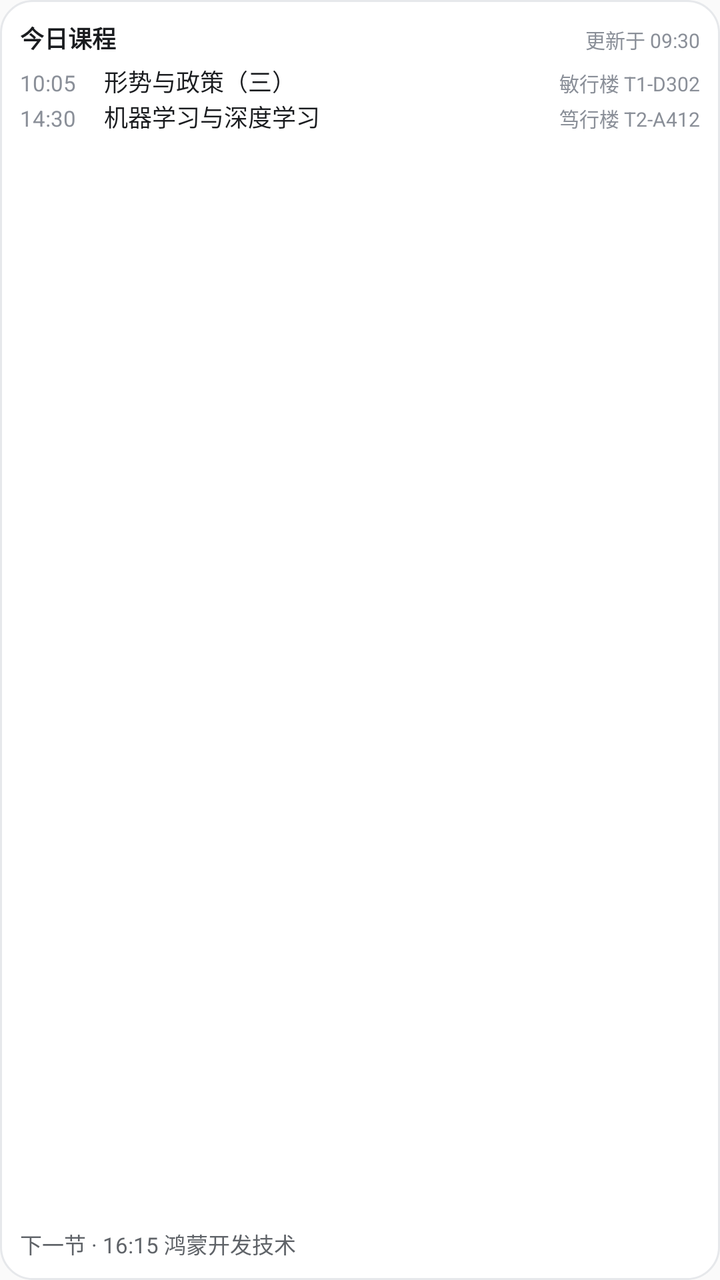
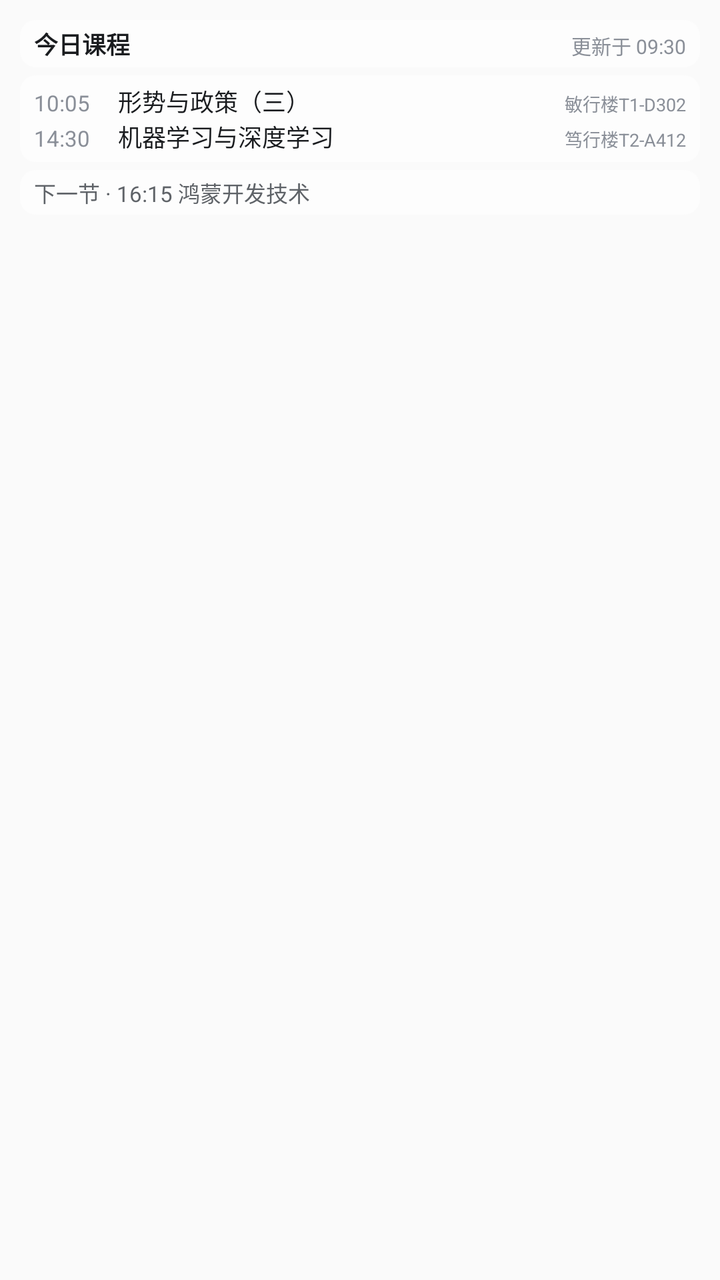

Screens rendered from an Android XML layout before and after an edit, with the pre-edit source and the edit as a unified diff.
<!-- AndroidManifest.xml: application theme AppTheme -->
<!-- res/layout/widget_today_preview.xml -->
<?xml version="1.0" encoding="utf-8"?>
<LinearLayout xmlns:android="http://schemas.android.com/apk/res/android"
    android:layout_width="match_parent"
    android:layout_height="match_parent"
    android:background="@drawable/widget_bg_light"
    android:orientation="vertical"
    android:padding="10dp">

    <LinearLayout
        android:layout_width="match_parent"
        android:layout_height="wrap_content"
        android:orientation="horizontal">

        <TextView
            android:layout_width="0dp"
            android:layout_height="wrap_content"
            android:layout_weight="1"
            android:maxLines="1"
            android:text="今日课程"
            android:textColor="#1A1C1F"
            android:textSize="12sp"
            android:textStyle="bold" />

        <TextView
            android:layout_width="wrap_content"
            android:layout_height="wrap_content"
            android:maxLines="1"
            android:text="更新于 09:30"
            android:textColor="#8A8F98"
            android:textSize="10sp" />
    </LinearLayout>

    <LinearLayout
        android:layout_width="match_parent"
        android:layout_height="wrap_content"
        android:layout_marginTop="4dp"
        android:orientation="horizontal">

        <TextView
            android:layout_width="42dp"
            android:layout_height="wrap_content"
            android:text="10:05"
            android:textColor="#8A8F98"
            android:textSize="11sp" />

        <TextView
            android:layout_width="0dp"
            android:layout_height="wrap_content"
            android:layout_weight="1"
            android:ellipsize="end"
            android:maxLines="1"
            android:text="形势与政策（三）"
            android:textColor="#1A1C1F"
            android:textSize="12sp" />

        <TextView
            android:layout_width="82dp"
            android:layout_height="wrap_content"
            android:ellipsize="end"
            android:gravity="end"
            android:maxLines="1"
            android:text="敏行楼 T1-D302"
            android:textColor="#8A8F98"
            android:textSize="10sp" />
    </LinearLayout>

    <LinearLayout
        android:layout_width="match_parent"
        android:layout_height="wrap_content"
        android:orientation="horizontal">

        <TextView
            android:layout_width="42dp"
            android:layout_height="wrap_content"
            android:text="14:30"
            android:textColor="#8A8F98"
            android:textSize="11sp" />

        <TextView
            android:layout_width="0dp"
            android:layout_height="wrap_content"
            android:layout_weight="1"
            android:ellipsize="end"
            android:maxLines="1"
            android:text="机器学习与深度学习"
            android:textColor="#1A1C1F"
            android:textSize="12sp" />

        <TextView
            android:layout_width="82dp"
            android:layout_height="wrap_content"
            android:ellipsize="end"
            android:gravity="end"
            android:maxLines="1"
            android:text="笃行楼 T2-A412"
            android:textColor="#8A8F98"
            android:textSize="10sp" />
    </LinearLayout>

    <TextView
        android:layout_width="match_parent"
        android:layout_height="0dp"
        android:layout_weight="1" />

    <TextView
        android:layout_width="match_parent"
        android:layout_height="wrap_content"
        android:ellipsize="end"
        android:maxLines="1"
        android:text="下一节 · 16:15 鸿蒙开发技术"
        android:textColor="#5F6368"
        android:textSize="11sp" />
</LinearLayout>
<!-- resources referenced by this layout -->
<resources>
  <!-- drawable widget_bg_light (drawable) -->
  <?xml version="1.0" encoding="utf-8"?>
  <shape xmlns:android="http://schemas.android.com/apk/res/android"
      android:shape="rectangle">
      <solid android:color="#FFFFFF" />
      <corners android:radius="16dp" />
      <stroke
          android:width="1dp"
          android:color="#E6E8EB" />
  </shape>
  <style name="AppTheme" parent="Theme.AppCompat.Light.DarkActionBar">
          
          <item name="colorPrimary">@color/colorPrimary</item>
          <item name="colorPrimaryDark">@color/colorPrimaryDark</item>
          <item name="colorAccent">@color/colorAccent</item>
      </style>
</resources>

<!-- the commit's change to res/layout/widget_today_preview.xml (unified diff, before → after) -->
@@ -2,14 +2,18 @@
 <LinearLayout xmlns:android="http://schemas.android.com/apk/res/android"
     android:layout_width="match_parent"
     android:layout_height="match_parent"
-    android:background="@drawable/widget_bg_light"
     android:orientation="vertical"
     android:padding="10dp">
 
     <LinearLayout
         android:layout_width="match_parent"
         android:layout_height="wrap_content"
-        android:orientation="horizontal">
+        android:background="@drawable/widget_strip_light"
+        android:orientation="horizontal"
+        android:paddingStart="7dp"
+        android:paddingTop="3dp"
+        android:paddingEnd="7dp"
+        android:paddingBottom="3dp">
 
         <TextView
             android:layout_width="0dp"
@@ -34,80 +38,98 @@
         android:layout_width="match_parent"
         android:layout_height="wrap_content"
         android:layout_marginTop="4dp"
-        android:orientation="horizontal">
+        android:background="@drawable/widget_strip_light"
+        android:orientation="vertical"
+        android:paddingStart="7dp"
+        android:paddingTop="4dp"
+        android:paddingEnd="7dp"
+        android:paddingBottom="4dp">
 
-        <TextView
-            android:layout_width="42dp"
+        <LinearLayout
+            android:layout_width="match_parent"
             android:layout_height="wrap_content"
-            android:text="10:05"
-            android:textColor="#8A8F98"
-            android:textSize="11sp" />
+            android:orientation="horizontal">
 
-        <TextView
-            android:layout_width="0dp"
+            <TextView
+                android:layout_width="42dp"
+                android:layout_height="wrap_content"
+                android:text="10:05"
+                android:textColor="#8A8F98"
+                android:textSize="11sp" />
+
+            <TextView
+                android:layout_width="0dp"
+                android:layout_height="wrap_content"
+                android:layout_weight="1"
+                android:ellipsize="end"
+                android:maxLines="1"
+                android:text="形势与政策（三）"
+                android:textColor="#1A1C1F"
+                android:textSize="12sp" />
+
+            <TextView
+                android:layout_width="108dp"
+                android:layout_height="wrap_content"
+                android:ellipsize="end"
+                android:gravity="end"
+                android:maxLines="1"
+                android:text="敏行楼T1-D302"
+                android:textColor="#8A8F98"
+                android:textSize="9sp" />
+        </LinearLayout>
+
+        <LinearLayout
+            android:layout_width="match_parent"
             android:layout_height="wrap_content"
-            android:layout_weight="1"
-            android:ellipsize="end"
-            android:maxLines="1"
-            android:text="形势与政策（三）"
-            android:textColor="#1A1C1F"
-            android:textSize="12sp" />
+            android:orientation="horizontal">
 
-        <TextView
-            android:layout_width="82dp"
-            android:layout_height="wrap_content"
-            android:ellipsize="end"
-            android:gravity="end"
-            android:maxLines="1"
-            android:text="敏行楼 T1-D302"
-            android:textColor="#8A8F98"
-            android:textSize="10sp" />
+            <TextView
+                android:layout_width="42dp"
+                android:layout_height="wrap_content"
+                android:text="14:30"
+                android:textColor="#8A8F98"
+                android:textSize="11sp" />
+
+            <TextView
+                android:layout_width="0dp"
+                android:layout_height="wrap_content"
+                android:layout_weight="1"
+                android:ellipsize="end"
+                android:maxLines="1"
+                android:text="机器学习与深度学习"
+                android:textColor="#1A1C1F"
+                android:textSize="12sp" />
+
+            <TextView
+                android:layout_width="108dp"
+                android:layout_height="wrap_content"
+                android:ellipsize="end"
+                android:gravity="end"
+                android:maxLines="1"
+                android:text="笃行楼T2-A412"
+                android:textColor="#8A8F98"
+                android:textSize="9sp" />
+        </LinearLayout>
     </LinearLayout>
 
     <LinearLayout
         android:layout_width="match_parent"
         android:layout_height="wrap_content"
-        android:orientation="horizontal">
+        android:layout_marginTop="4dp"
+        android:background="@drawable/widget_strip_light"
+        android:orientation="vertical"
+        android:paddingStart="7dp"
+        android:paddingTop="3dp"
+        android:paddingEnd="7dp"
+        android:paddingBottom="3dp">
 
         <TextView
-            android:layout_width="42dp"
+            android:layout_width="match_parent"
             android:layout_height="wrap_content"
-            android:text="14:30"
-            android:textColor="#8A8F98"
-            android:textSize="11sp" />
-
-        <TextView
-            android:layout_width="0dp"
-            android:layout_height="wrap_content"
-            android:layout_weight="1"
             android:ellipsize="end"
             android:maxLines="1"
-            android:text="机器学习与深度学习"
-            android:textColor="#1A1C1F"
-            android:textSize="12sp" />
-
-        <TextView
-            android:layout_width="82dp"
-            android:layout_height="wrap_content"
-            android:ellipsize="end"
-            android:gravity="end"
-            android:maxLines="1"
-            android:text="笃行楼 T2-A412"
-            android:textColor="#8A8F98"
-            android:textSize="10sp" />
+            android:text="下一节 · 16:15 鸿蒙开发技术"
+            android:textColor="#5F6368"
+            android:textSize="11sp" />
     </LinearLayout>
-
-    <TextView
-        android:layout_width="match_parent"
-        android:layout_height="0dp"
-        android:layout_weight="1" />
-
-    <TextView
-        android:layout_width="match_parent"
-        android:layout_height="wrap_content"
-        android:ellipsize="end"
-        android:maxLines="1"
-        android:text="下一节 · 16:15 鸿蒙开发技术"
-        android:textColor="#5F6368"
-        android:textSize="11sp" />
 </LinearLayout>
<!-- resource entries referenced after the edit -->
@@ -1,14 +1,11 @@
 <!-- resources referenced by this layout -->
 <resources>
-  <!-- drawable widget_bg_light (drawable) -->
+  <!-- drawable widget_strip_light (drawable) -->
   <?xml version="1.0" encoding="utf-8"?>
   <shape xmlns:android="http://schemas.android.com/apk/res/android"
       android:shape="rectangle">
-      <solid android:color="#FFFFFF" />
-      <corners android:radius="16dp" />
-      <stroke
-          android:width="1dp"
-          android:color="#E6E8EB" />
+      <solid android:color="#99FFFFFF" />
+      <corners android:radius="8dp" />
   </shape>
   <style name="AppTheme" parent="Theme.AppCompat.Light.DarkActionBar">
           
